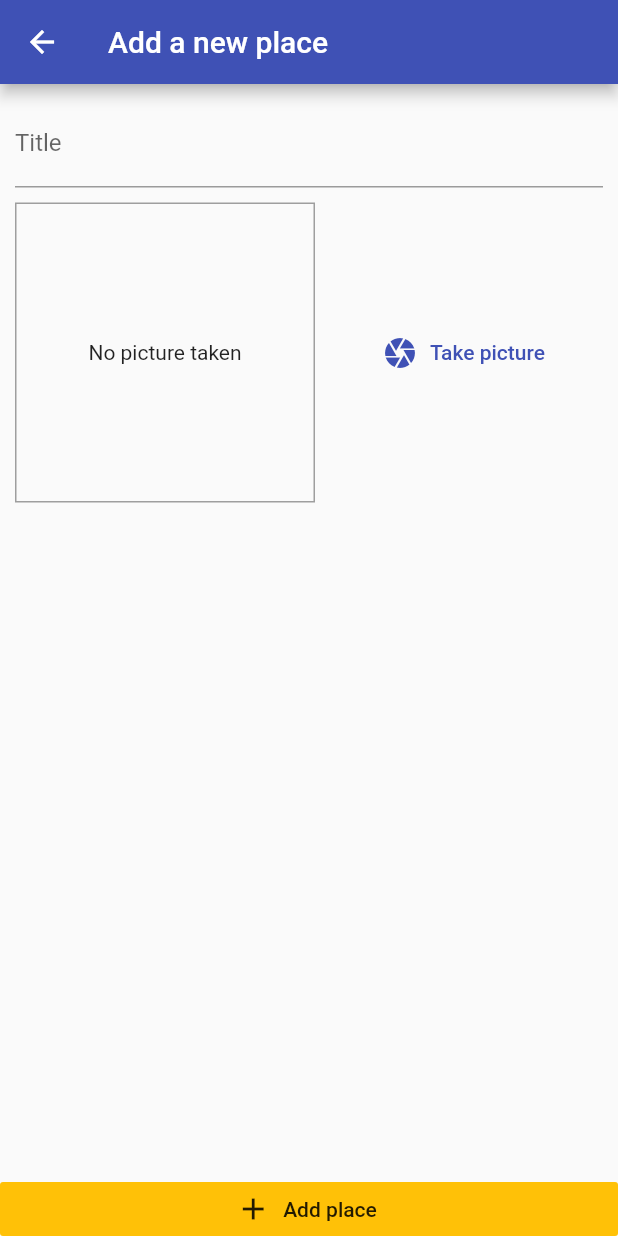
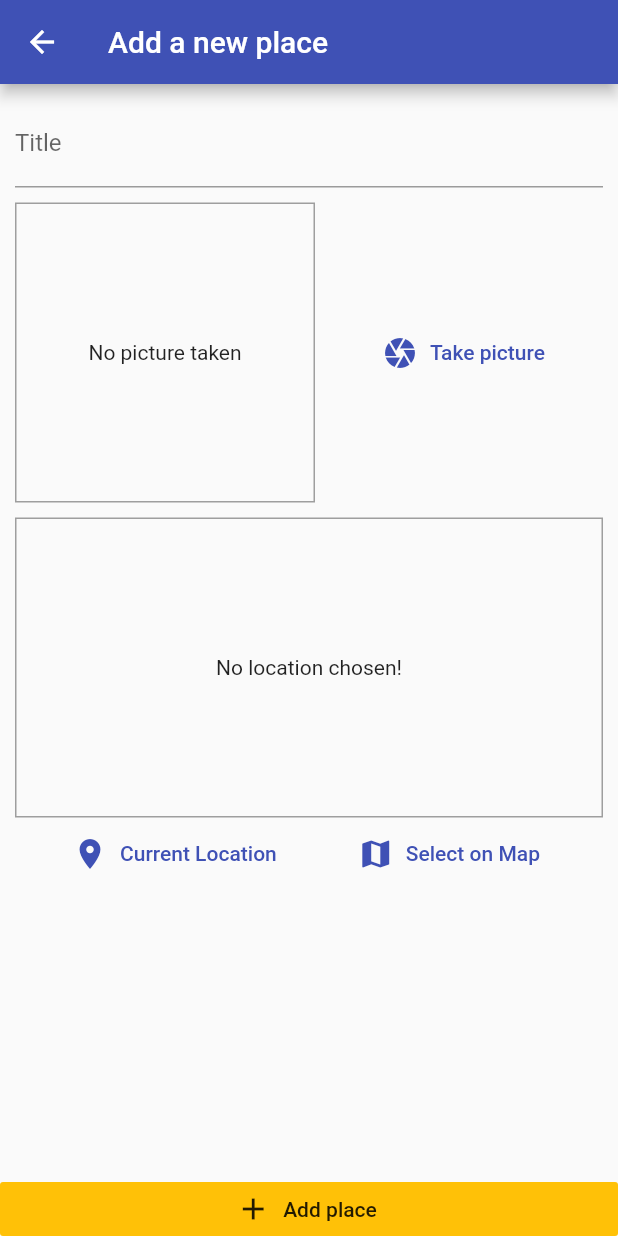
Before and after one commit to joseantoniobg/great_places_app, a Flutter app: the AddPlaceScreen screen opened by its route, on a phone screen of 412 x 824 dp. Run offline on Flutter 3.47's test engine with Material 2 defaults, Android fonts, the phone set to English and light mode, and no system bars; our stand-ins replace google_maps_flutter, image_picker, location, sqflite; accounts and stored records are empty.

Commit message:
added map features to app

```diff
--- /dev/null
+++ b/lib/helpers/location_helpter.dart
@@ -0,0 +1,8 @@
+const GOOGLE_API_KEY = 'AIzaSyB0a44EB2abtNWcSuSSwQ3KrsqPyu1_3M0';
+
+class LocationHelper {
+  static String generateLocationPreviewImage(
+      {double latitude, double longitude}) {
+    return 'https://maps.googleapis.com/maps/api/staticmap?center=$latitude,$longitude&zoom=16&size=600x350&maptype=roadmap&markers=color:blue%7Clabel:S%7C$latitude,$longitude&key=$GOOGLE_API_KEY';
+  }
+}
--- a/lib/screens/add_place_screen.dart
+++ b/lib/screens/add_place_screen.dart
@@ -4,6 +4,7 @@ import 'package:flutter/material.dart';
 import 'package:provider/provider.dart';
 import '../providers/great_places.dart';
 import '../widgets/image_input.dart';
+import '../widgets/location_input.dart';
 
 class AddPlaceScreen extends StatefulWidget {
   static const routeName = '/add-place';
@@ -53,6 +54,10 @@ class _AddPlaceScreenState extends State<AddPlaceScreen> {
                       height: 10,
                     ),
                     ImageInput(_selectImage),
+                    SizedBox(
+                      height: 10,
+                    ),
+                    LocationInput(),
                   ],
                 ),
               ),
--- /dev/null
+++ b/lib/widgets/location_input.dart
@@ -0,0 +1,80 @@
+import 'package:flutter/material.dart';
+import 'package:great_places_app/screens/map_screen.dart';
+import 'package:location/location.dart';
+
+import '../helpers/location_helpter.dart';
+
+class LocationInput extends StatefulWidget {
+  @override
+  _LocationInputState createState() => _LocationInputState();
+}
+
+class _LocationInputState extends State<LocationInput> {
+  String _previewImageUrl;
+
+  Future<void> _getCurrentUserLocation() async {
+    final locationData = await Location().getLocation();
+    final previewMapURL = LocationHelper.generateLocationPreviewImage(
+      latitude: locationData.latitude,
+      longitude: locationData.longitude,
+    );
+    setState(() {
+      _previewImageUrl = previewMapURL;
+    });
+  }
+
+  Future<void> _getLocationFromMap() async {
+    final selectedLocation = await Navigator.of(context).push(
+      MaterialPageRoute(
+        fullscreenDialog: true,
+        builder: (ctx) => MapScreen(
+          isSelecting: true,
+        ),
+      ),
+    );
+    if (selectedLocation == null) {}
+  }
+
+  @override
+  Widget build(BuildContext context) {
+    return Column(
+      children: [
+        Container(
+          height: 200,
+          decoration: BoxDecoration(
+            border: Border.all(width: 1, color: Colors.grey),
+          ),
+          alignment: Alignment.center,
+          width: double.infinity,
+          child: _previewImageUrl == null
+              ? Text(
+                  'No location chosen!',
+                  textAlign: TextAlign.center,
+                )
+              : Image.network(
+                  _previewImageUrl,
+                  fit: BoxFit.cover,
+                  width: double.infinity,
+                ),
+        ),
+        Row(
+          mainAxisAlignment: MainAxisAlignment.spaceEvenly,
+          children: [
+            FlatButton.icon(
+              icon: Icon(Icons.location_on),
+              label: Text('Current Location'),
+              textColor: Theme.of(context).primaryColor,
+              onPressed: _getCurrentUserLocation,
+            ),
+            FlatButton.icon(
+              icon: Icon(Icons.map),
+              label: Text('Select on Map'),
+              textColor: Theme.of(context).primaryColor,
+              onPressed: _getLocationFromMap,
+            )
+          ],
+        )
+      ],
+    );
+  }
+}
--- a/pubspec.yaml
+++ b/pubspec.yaml
@@ -29,6 +29,8 @@ dependencies:
   path_provider: ^1.6.27
   sqflite: ^1.3.2+2
   whatsapp_unilink: ^1.0.0+1
+  location: ^3.2.4
+  google_maps_flutter: ^1.1.1
 
   # The following adds the Cupertino Icons font to your application.
   # Use with the CupertinoIcons class for iOS style icons.
```
Also changed, not shown: lib/models/place.dart (+5 -5 lines), lib/screens/map_screen.dart (added, +33 -0 lines), pubspec.lock, 3 other files.
